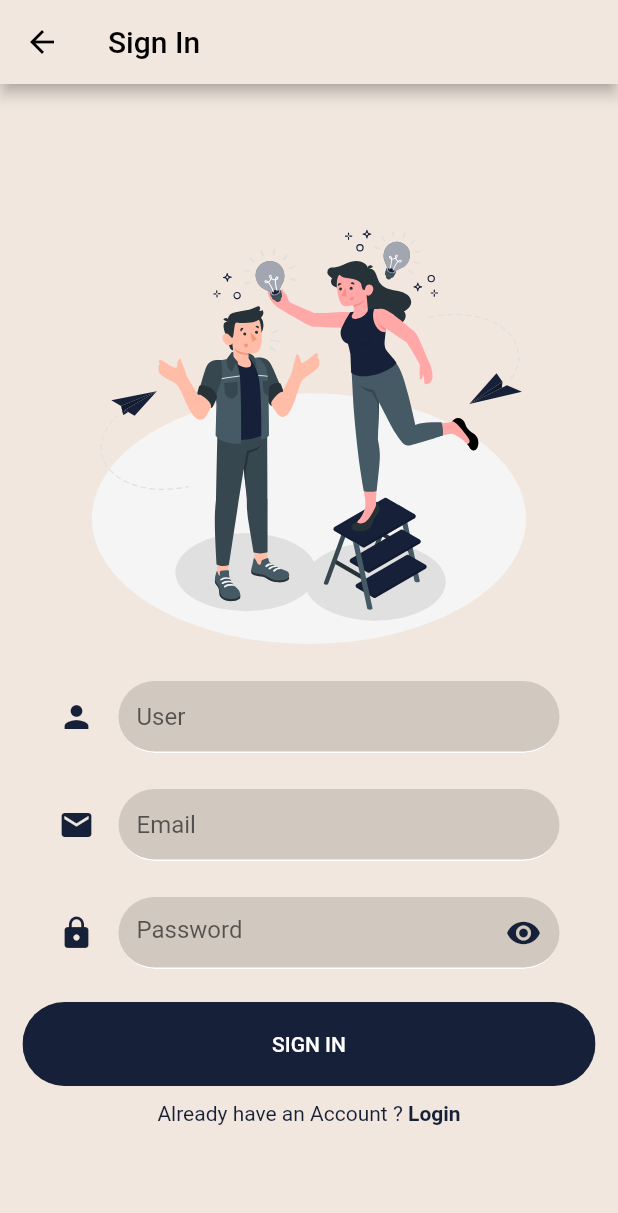
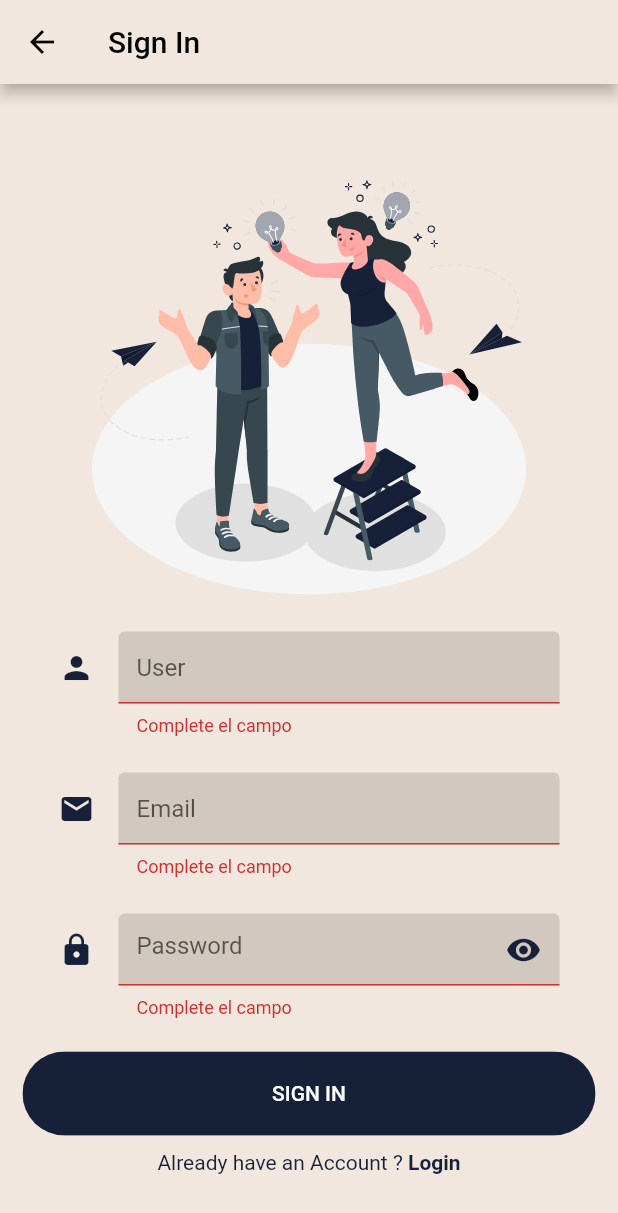
Before and after one commit to KinnaGt/E-Commerce, a Flutter app: the SignInScreen screen opened directly, after a tap on "SIGN IN", on a phone screen of 412 x 824 dp. Shown: the top 1213 px of the screen. Run offline on Flutter 3.47's test engine with Material 2 defaults, Android fonts, the phone set to English and light mode, and no system bars; our stand-ins replace flutter_svg, google_fonts.

```diff
--- a/lib/constants/strings.dart
+++ b/lib/constants/strings.dart
@@ -3,3 +3,6 @@
 String presentationTitleStr = 'Welcome to E-Magda';
 String presentationDescStr ='A platform for promocionate your products and services in Magdalena';
 String loginScreenStr = 'Register or login to see, sell, buy or search about one product';
+
+
+final  regEmail = RegExp(r"^[a-zA-Z0-9.a-zA-Z0-9.!#$%&'*+-/=?^_`{|}~]+@[a-zA-Z0-9]+\.[a-zA-Z]+");
--- a/lib/screens/sign_in.dart
+++ b/lib/screens/sign_in.dart
@@ -1,4 +1,5 @@
 import 'package:ecommerce/components/already_have_account.dart';
+import 'package:ecommerce/constants/strings.dart';
 import 'package:flutter/material.dart';
 import 'package:flutter_svg/svg.dart';
 
@@ -13,8 +14,19 @@ class SignInScreen extends StatefulWidget {
   State<SignInScreen> createState() => _SignInScreenState();
 }
 
+final GlobalKey<FormState> _formRegisterKey = GlobalKey<FormState>();
+var invisiblePass = true;
+
 class _SignInScreenState extends State<SignInScreen> {
-  var invisiblePass = true;
+  void validation() {
+    final FormState? _form = _formRegisterKey.currentState;
+    if (_form!.validate()) {
+      print('VALIDADO');
+    } else {
+      print('INVALIDO');
+    }
+  }
+
   @override
   Widget build(BuildContext context) {
     double height = MediaQuery.of(context).size.height;
@@ -33,7 +45,10 @@ class _SignInScreenState extends State<SignInScreen> {
             },
           ),
         ),
-        body: Center(
+        body: SafeArea(
+          child: Form(
+            key: _formRegisterKey,
+            child: Center(
               child: ListView(
                   shrinkWrap: true,
                   padding: const EdgeInsets.all(15.0),
@@ -49,9 +64,12 @@ class _SignInScreenState extends State<SignInScreen> {
                     _userForm(),
                     _emailForm(),
                     _passwordForm(),
-                RoundedButton(text: 'SIGN IN', press: () => {}),
-                AlreadyHaveAnAccountCheck(press: () => _navigateToLogin(context)),
+                    RoundedButton(text: 'SIGN IN', press: () => {validation()}),
+                    AlreadyHaveAnAccountCheck(
+                        press: () => _navigateToLogin(context)),
                   ]),
+            ),
+          ),
         ),
       ),
     );
@@ -59,12 +77,9 @@ class _SignInScreenState extends State<SignInScreen> {
 
   _navigateToLogin(context) {
     FocusManager.instance.primaryFocus?.unfocus();
-    Navigator.push(
-      context,
+    Navigator.of(context).pushReplacement(
       MaterialPageRoute(
-        builder: (context) {
-          return const LoginScreen();
-        },
+        builder: (context) => const LoginScreen()
       ),
     );
   }
@@ -73,6 +88,14 @@ class _SignInScreenState extends State<SignInScreen> {
     return Padding(
         padding: const EdgeInsets.symmetric(horizontal: 24, vertical: 12),
         child: TextFormField(
+          validator: (value) {
+            if (value == "") {
+              return "Complete el campo";
+            } else if (value!.length < 4) {
+              return "User demasiado corto";
+            }
+            return null;
+          },
           autofocus: false,
           decoration: InputDecoration(
             icon: const Icon(
@@ -98,6 +121,14 @@ class _SignInScreenState extends State<SignInScreen> {
     return Padding(
       padding: const EdgeInsets.symmetric(horizontal: 24, vertical: 12),
       child: TextFormField(
+        validator: (value) {
+          if (value == "") {
+            return 'Complete el campo';
+          } else if (value!.length < 8) {
+            return 'Contraseña demasiado corta';
+          }
+          return null;
+        },
         decoration: InputDecoration(
           hintText: "Password",
           icon: const Icon(
@@ -105,7 +136,9 @@ class _SignInScreenState extends State<SignInScreen> {
             color: Color(accent),
           ),
           suffixIcon: GestureDetector(
-              child: const Icon(Icons.visibility, color: Color(accent)),
+              child: Icon(
+                  invisiblePass ? Icons.visibility : Icons.visibility_off,
+                  color: const Color(accent)),
               onTap: () {
                 setState(() {
                   invisiblePass = !invisiblePass;
@@ -123,12 +156,6 @@ class _SignInScreenState extends State<SignInScreen> {
           ),
         ),
         obscureText: invisiblePass,
-        validator: (value) {
-          if (value!.isEmpty) {
-            return 'Enter your password';
-          }
-          return null;
-        },
       ),
     );
   }
@@ -137,6 +164,14 @@ class _SignInScreenState extends State<SignInScreen> {
     return Padding(
         padding: const EdgeInsets.symmetric(horizontal: 24, vertical: 12),
         child: TextFormField(
+          validator: (value) {
+            if (value == "") {
+              return "Complete el campo";
+            } else if (!regEmail.hasMatch(value!)) {
+              return "Ese mail no es válido";
+            }
+            return null;
+          },
           autofocus: false,
           decoration: InputDecoration(
             icon: const Icon(
```
Also changed, not shown: lib/screens/login.dart (+41 -16 lines). Lines whose indentation alone changed are shown as unchanged.
